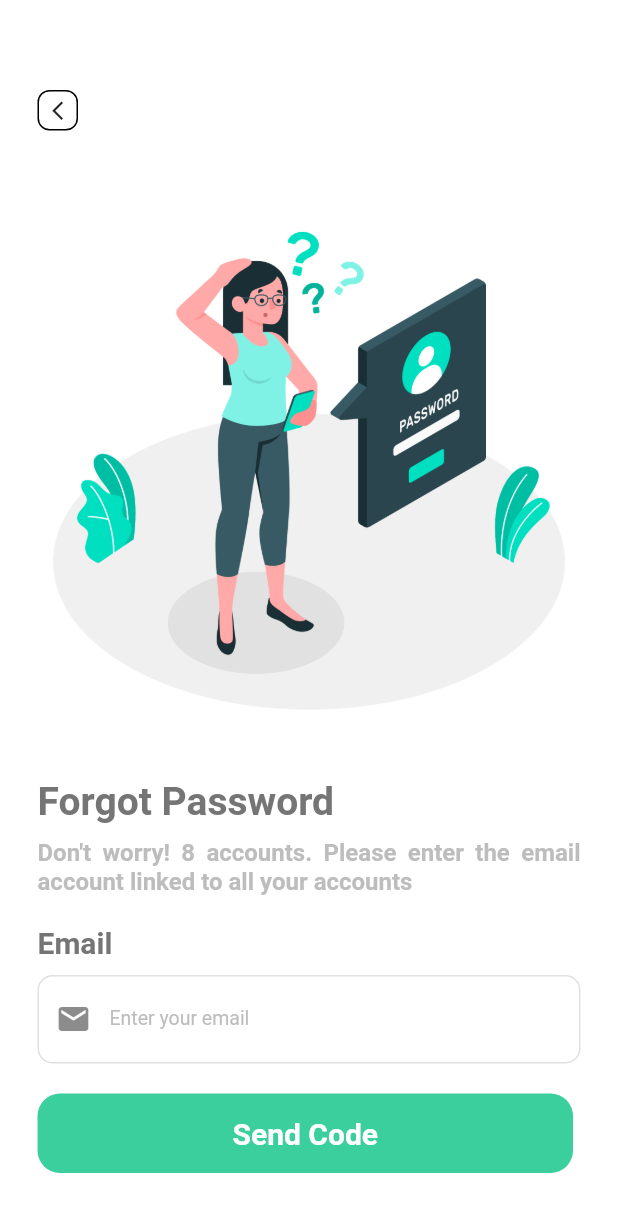
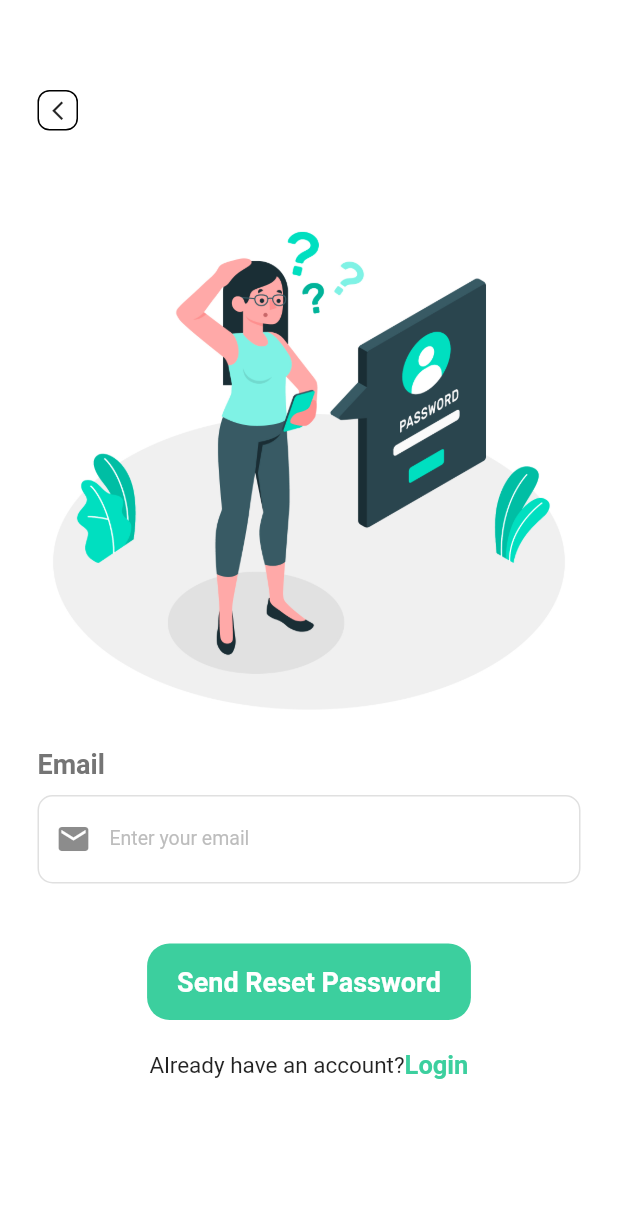
Before and after one commit to CAVTechDev/dore, a Flutter app: the CustomerHome screen opened directly, in the side drawer, after a tap on "Forgot Password", on a phone screen of 412 x 824 dp. Shown: the top 1212 px of the screen. Run offline on Flutter 3.47's test engine with Material 2 defaults, Android fonts, the light colour scheme and no system bars; our stand-ins replace email_validator, firebase_auth, firebase_core, firebase_database, fluttertoast, google_maps_flutter and 2 more; accounts and stored records are empty.

Commit message:
forgot passwrod

```diff
--- a/lib/customer_pages/opening_pages_login/forgot_pass.dart
+++ b/lib/customer_pages/opening_pages_login/forgot_pass.dart
@@ -1,15 +1,39 @@
-// ignore_for_file: prefer_const_literals_to_create_immutables, prefer_const_constructors
+// ignore_for_file: prefer_const_literals_to_create_immutables, prefer_const_constructors, prefer_const_constructors_in_immutables
 
-import 'package:dore/customer_pages/opening_pages_login/otp.dart';
+import 'package:dore/customer_pages/opening_pages_login/login_page.dart';
+import 'package:dore/global/global.dart';
+import 'package:email_validator/email_validator.dart';
 import 'package:flutter/material.dart';
+import 'package:flutter/services.dart';
+import 'package:fluttertoast/fluttertoast.dart';
 
 
 
 
-class ForgotPassword extends StatelessWidget {
-  final emailController = TextEditingController();
+class ForgotPassword extends StatefulWidget {
 
   ForgotPassword({super.key});
+
+  @override
+  State<ForgotPassword> createState() => _ForgotPasswordState();
+}
+
+
+
+class _ForgotPasswordState extends State<ForgotPassword> {
+
+
+  void _submit() async{
+    firebaseAuth.sendPasswordResetEmail(
+      email: emailController.text.trim()).then((value){
+        Fluttertoast.showToast(msg: "We have sent you an email to recover your password, please check the provided email");
+      }).onError((error, stackTrace) {
+        Fluttertoast.showToast(msg: "Error occured \n ${error.toString()}");
+      });
+  }
+
+  final _formKey = GlobalKey<FormState>();
+  TextEditingController emailController = TextEditingController();
 
   @override
   Widget build(BuildContext context) {
@@ -48,42 +72,31 @@
             Image.asset(
               "images/5.jpg",
             ),
-            SizedBox(
-              height: 30,
-            ),
-            Text(
-              "Forgot Password",
-              style: TextStyle(
-                color: Colors.grey.shade600,
-                fontSize: 26,
-                fontWeight: FontWeight.bold,
-              ),
-            ),
+
             SizedBox(height: 10),
-            Text(
-              """Don't worry! 8 accounts. Please enter the email account linked to all your accounts""",
-              style: TextStyle(
-                color: Colors.grey.shade400,
-                fontSize: 16,
-                fontWeight: FontWeight.bold,
-              ),
-              textAlign: TextAlign.justify,
-            ),
-            SizedBox(
-              height: 20,
-            ),
+
+
             Text(
               "Email",
               style: (TextStyle(
                 color: Colors.grey.shade600,
                 fontWeight: FontWeight.bold,
-                fontSize: 20,
+                fontSize: 18,
               )),
             ),
             SizedBox(
               height: 10,
             ),
-            TextField(
+            Form(
+              key: _formKey,
+              child: Column(
+                mainAxisAlignment: MainAxisAlignment.start,
+                crossAxisAlignment: CrossAxisAlignment.start,
+                children: [
+                  TextFormField(
+                    inputFormatters: [
+                      LengthLimitingTextInputFormatter(50)
+                    ],
                     decoration: InputDecoration(
                       fillColor: Colors.grey.shade50,
                       enabledBorder: OutlineInputBorder(
@@ -94,7 +107,7 @@
                       focusedBorder: OutlineInputBorder(
                         borderRadius: BorderRadius.circular(10),
                         borderSide: BorderSide(
-                    color: Colors.purple,
+                          color: Color.fromARGB(255, 60, 207, 158),
                         ),
                       ),
                       labelText: "Enter your email",
@@ -107,32 +120,74 @@
                       ),
                       floatingLabelStyle: TextStyle(color: Colors.black),
                     ),
-              controller: emailController,
+                    autovalidateMode: AutovalidateMode.onUserInteraction,
+                    validator: (text){
+                      if (text == null){
+                        return "Email cannot be empty";
+                      }
+                      if (EmailValidator.validate(text) == true){
+                        return null;
+                      }
+                      if (text.length > 50){
+                        return "Email cannot be more than 50";
+                      }
+                      return null;
+                    },
+
+                    onChanged: (text) {
+                      setState(() {
+                        emailController.text = text;
+                      });
+                    },
+                  ),
+
+
+
+                  SizedBox(height: 20,),
+
+                ],
+              ),
             ),
             SizedBox(
               height: 20,
             ),
             GestureDetector(
               onTap: () {
-                Navigator.push(context, MaterialPageRoute(builder: ((context) {
-                  return OTPPage();
-                })));
+                _submit();
               },
+              child: Center(
                 child: Container(
-                padding: EdgeInsets.symmetric(horizontal: 130, vertical: 15),
+                  padding: EdgeInsets.symmetric(horizontal: 20, vertical: 15),
                   decoration: BoxDecoration(
                     color: Color.fromARGB(255, 60, 207, 158),
                     borderRadius: BorderRadius.circular(15),
                   ),
                   child: Text(
-                  "Send Code",
+                    "Send Reset Password",
                     style: TextStyle(
                       color: Colors.white,
-                    fontSize: 20,
+                      fontSize: 18,
                       fontWeight: FontWeight.bold,
                     ),
                   ),
                 ),
+              ),
+            ),
+            SizedBox(height: 20,),
+            Row(
+
+              mainAxisAlignment: MainAxisAlignment.center,
+              children: [
+
+                Text("Already have an account?", style: TextStyle(fontSize: 15),),
+                GestureDetector(
+                  onTap: (){
+                    Navigator.push(context, MaterialPageRoute(builder: (context){
+                      return CustomerLogin();
+                    }));
+                  },
+                  child: Text("Login", style: TextStyle(color:Color.fromARGB(255, 60, 207, 158), fontSize: 17, fontWeight: FontWeight.bold),))
+              ],
             )
           ],
         ),
```
Also changed, not shown: lib/ununsed_pages.dart/otp.dart (renamed from lib/customer_pages/opening_pages_login/otp.dart). Lines whose indentation alone changed are shown as unchanged.
